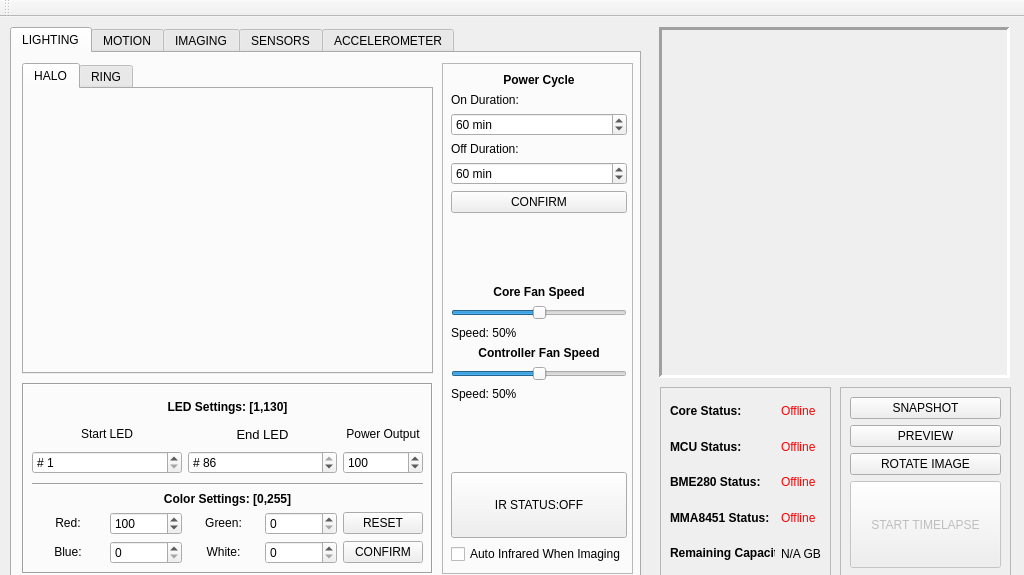
This is _ui/Clinostat.ui in CoCl-Jerry/SciSpin_Max_Dev as Qt 5 draws it before an edit. The edited form follows.
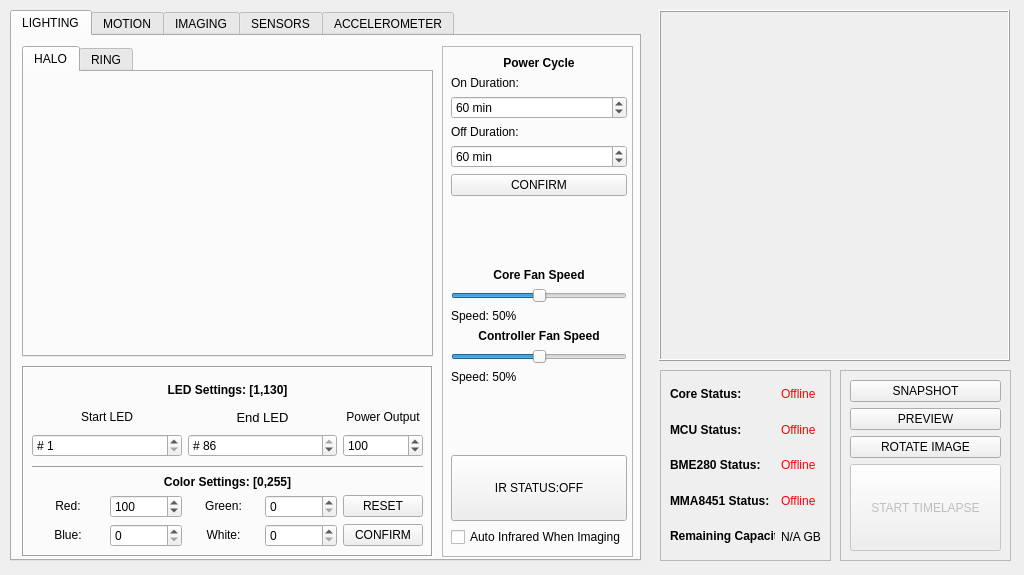
This is the edited form. Icons and pictures are not drawn. Custom widgets are drawn as their Qt base class.

Diff of the .ui file:
```diff
--- a/_ui/Clinostat.ui
+++ b/_ui/Clinostat.ui
@@ -37,13 +37,13 @@
      <string/>
     </property>
     <property name="frameShape">
-     <enum>QFrame::Panel</enum>
+     <enum>QFrame::Box</enum>
     </property>
     <property name="frameShadow">
-     <enum>QFrame::Sunken</enum>
+     <enum>QFrame::Raised</enum>
     </property>
     <property name="lineWidth">
-     <number>3</number>
+     <number>1</number>
     </property>
     <property name="text">
      <string/>
@@ -2030,17 +2030,6 @@
     </widget>
    </widget>
   </widget>
-  <widget class="QToolBar" name="toolBar">
-   <property name="windowTitle">
-    <string>toolBar</string>
-   </property>
-   <attribute name="toolBarArea">
-    <enum>TopToolBarArea</enum>
-   </attribute>
-   <attribute name="toolBarBreak">
-    <bool>false</bool>
-   </attribute>
-  </widget>
   <action name="actionOpen_Directory">
    <property name="enabled">
     <bool>false</bool>
```
